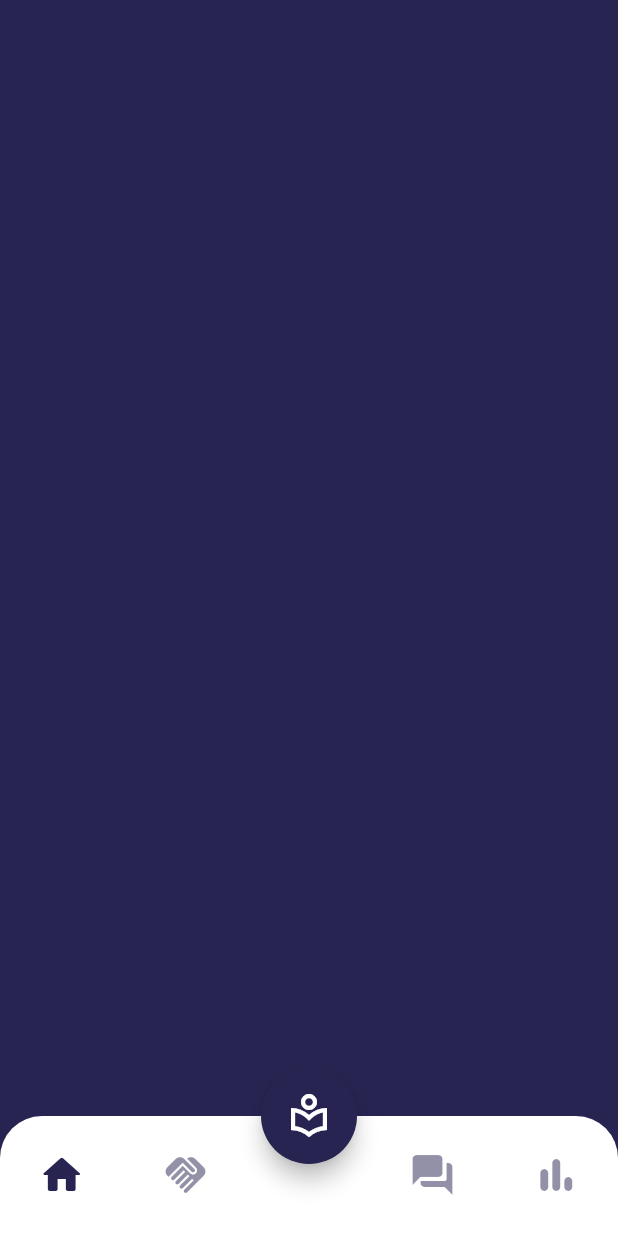
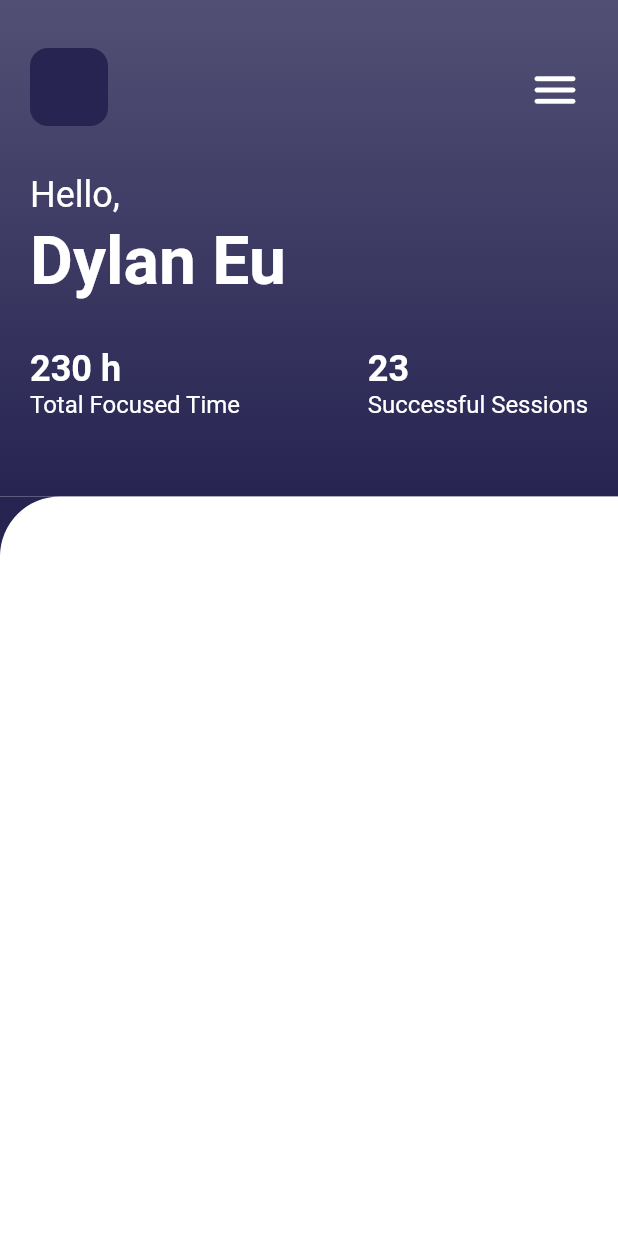
Before and after one commit to bonifacioronald/Arcadia, a Flutter app: the screen it shows after launch, on a phone screen of 412 x 824 dp. Run offline on Flutter 3.47's test engine with Material 2 defaults, Android fonts, the light colour scheme and no system bars; our stand-ins replace badges, firebase_core; accounts and stored records are empty.

Commit message:
basic-layout

```diff
--- a/lib/main.dart
+++ b/lib/main.dart
@@ -3,8 +3,6 @@ import 'package:arcadia_app/screens/home_screen.dart';
 import 'package:flutter/material.dart';
 import 'package:provider/provider.dart';
 import 'package:firebase_core/firebase_core.dart';
-
-import 'navigation.dart';
 
 Future<void> main() async {
   WidgetsFlutterBinding.ensureInitialized();
@@ -27,11 +25,11 @@ class MyApp extends StatelessWidget {
       ],
       child: MaterialApp(
         title: 'Arcadia',
+        debugShowCheckedModeBanner: false,
         theme: ThemeData(),
-        home: Navigation(),
+        home: HomeScreen(),
         routes: {
           HomeScreen.routeName: (context) => HomeScreen(),
-          Navigation.routeName: (context) => Navigation(),
         },
       ),
     );
--- /dev/null
+++ b/lib/models/user.dart
@@ -0,0 +1,7 @@
+class User {
+  String name;
+  int totalFocusTime;
+  int totalSession;
+
+  User(this.name, this.totalFocusTime, this.totalSession);
+}
--- a/lib/navigation.dart
+++ /dev/null
@@ -1,116 +0,0 @@
-import 'package:arcadia_app/screens/home_screen.dart';
-import 'package:flutter/material.dart';
-import 'package:provider/provider.dart';
-import './models/colors.dart' as custom_colors;
-
-class Navigation extends StatefulWidget {
-  static const routeName = '/navigation';
-  @override
-  State<Navigation> createState() => NavigationState();
-}
-
-class NavigationState extends State<Navigation> {
-  static GlobalKey<NavigationState> globalKey =
-      new GlobalKey<NavigationState>();
-  BottomNavigationBar get navigationBar {
-    return NavigationState.globalKey.currentWidget as BottomNavigationBar;
-  }
-
-  int currentIndex = 0;
-  List<Widget> screens = [
-    HomeScreen(),
-  ];
-
-  @override
-  Widget build(BuildContext context) {
-    double NavBarIconSize = 32;
-    return Scaffold(
-      backgroundColor: custom_colors.backgroundPrimary,
-      floatingActionButton: Container(
-        height: 64,
-        width: 64,
-        child: FloatingActionButton(
-          backgroundColor: custom_colors.secondary,
-          onPressed: () => navigationBar.onTap!(2),
-          child: Icon(
-            Icons.local_library_outlined,
-            size: NavBarIconSize,
-            color: Colors.white,
-          ),
-        ),
-      ),
-      floatingActionButtonLocation: FloatingActionButtonLocation.centerDocked,
-      body: screens[currentIndex],
-      bottomNavigationBar: Container(
-        height: 80,
-        decoration: BoxDecoration(
-          borderRadius: BorderRadius.only(
-            topLeft: Radius.circular(28),
-            topRight: Radius.circular(28),
-          ),
-          boxShadow: [
-            BoxShadow(
-              color: custom_colors.secondary.withOpacity(0.3),
-              spreadRadius: 2,
-              blurRadius: 5,
-              offset: Offset(0, -2),
-            ),
-          ],
-        ),
-        child: ClipRRect(
-          borderRadius: BorderRadius.only(
-              topLeft: Radius.circular(28), topRight: Radius.circular(28)),
-          child: BottomNavigationBar(
-            type: BottomNavigationBarType.fixed,
-            backgroundColor: Colors.white,
-            selectedItemColor: custom_colors.backgroundPrimary,
-            unselectedItemColor: custom_colors.secondary.withOpacity(0.5),
-            key: globalKey,
-            showSelectedLabels: false,
-            showUnselectedLabels: false,
-            currentIndex: currentIndex,
-            onTap: (int newIndex) {
-              setState(() {
-                currentIndex = newIndex;
-              });
-            },
-            items: [
-              BottomNavigationBarItem(
-                  label: '',
-                  icon: Icon(
-                    Icons.home_rounded,
-                    size: NavBarIconSize,
-                  )),
-              BottomNavigationBarItem(
-                  label: '',
-                  icon: Icon(
-                    Icons.handshake_rounded,
-                    size: NavBarIconSize,
-                  )),
-              BottomNavigationBarItem(
-                label: '',
-                icon: Icon(
-                  Icons.group_outlined,
-                  size: 0,
-                ),
-              ),
-              BottomNavigationBarItem(
-                  label: '',
-                  icon: Icon(
-                    Icons.forum_rounded,
-                    size: NavBarIconSize,
-                  )),
-              BottomNavigationBarItem(
-                label: '',
-                icon: Icon(
-                  Icons.bar_chart_rounded,
-                  size: NavBarIconSize,
-                ),
-              ),
-            ],
-          ),
-        ),
-      ),
-    );
-  }
-}
--- a/lib/screens/home_screen.dart
+++ b/lib/screens/home_screen.dart
@@ -1,16 +1,141 @@
+import 'package:badges/badges.dart';
 import 'package:flutter/material.dart';
+import '../models/user.dart';
 import '../models/colors.dart' as custom_colors;
 
 class HomeScreen extends StatelessWidget {
   static const routeName = "/home";
-  const HomeScreen({super.key});
+
+  User userDefaultData = User("Dylan Eu", 230, 23);
 
   @override
   Widget build(BuildContext context) {
-    return Container(
-      width: double.infinity,
-      height: double.infinity,
-      color: custom_colors.backgroundPrimary,
+    return Scaffold(
+      body: Container(
+        width: double.infinity,
+        height: double.infinity,
+        color: Colors.white,
+        child: Column(
+          children: [
+            Container(
+              decoration: BoxDecoration(
+                  gradient: LinearGradient(
+                begin: Alignment.topCenter,
+                end: Alignment.bottomCenter,
+                colors: [
+                  custom_colors.backgroundPrimary.withOpacity(0.8),
+                  custom_colors.backgroundPrimary,
+                ],
+              )),
+              padding: EdgeInsets.all(20),
+              child: Column(
+                crossAxisAlignment: CrossAxisAlignment.start,
+                children: [
+                  SizedBox(
+                    height: MediaQuery.of(context).padding.top + 12,
+                  ),
+                  Row(
+                    mainAxisAlignment: MainAxisAlignment.spaceBetween,
+                    crossAxisAlignment: CrossAxisAlignment.center,
+                    children: [
+                      Container(
+                        width: 52,
+                        height: 52,
+                        decoration: BoxDecoration(
+                            color: custom_colors.secondary,
+                            borderRadius: BorderRadius.circular(12)),
+                      ),
+                      IconButton(
+                        icon: Icon(
+                          Icons.menu_rounded,
+                          size: 36,
+                        ),
+                        color: Colors.white,
+                        onPressed: () {},
+                      )
+                    ],
+                  ),
+                  SizedBox(
+                    height: 32,
+                  ),
+                  Text(
+                    'Hello,',
+                    style: TextStyle(fontSize: 24, color: Colors.white),
+                  ),
+                  SizedBox(
+                    height: 4,
+                  ),
+                  Text(
+                    userDefaultData.name,
+                    style: TextStyle(
+                        fontSize: 44,
+                        fontWeight: FontWeight.bold,
+                        color: Colors.white),
+                  ),
+                  SizedBox(
+                    height: 32,
+                  ),
+                  Row(
+                    mainAxisAlignment: MainAxisAlignment.spaceBetween,
+                    children: [
+                      Column(
+                        crossAxisAlignment: CrossAxisAlignment.start,
+                        children: [
+                          Text(
+                            '${userDefaultData.totalFocusTime.toString()} h',
+                            style: TextStyle(
+                                fontSize: 24,
+                                fontWeight: FontWeight.bold,
+                                color: Colors.white),
+                          ),
+                          Text(
+                            'Total Focused Time',
+                            style: TextStyle(fontSize: 16, color: Colors.white),
+                          ),
+                        ],
+                      ),
+                      Column(
+                        crossAxisAlignment: CrossAxisAlignment.start,
+                        children: [
+                          Text(
+                            '${userDefaultData.totalSession.toString()}',
+                            style: TextStyle(
+                                fontSize: 24,
+                                fontWeight: FontWeight.bold,
+                                color: Colors.white),
+                          ),
+                          Text(
+                            'Successful Sessions',
+                            style: TextStyle(fontSize: 16, color: Colors.white),
+                          ),
+                        ],
+                      )
+                    ],
+                  ),
+                  SizedBox(
+                    height: 32,
+                  ),
+                ],
+              ),
+            ),
+            Expanded(
+              child: Container(
+                color: custom_colors.backgroundPrimary,
+                child: Container(
+                  width: double.infinity,
+                  height: double.infinity,
+                  decoration: BoxDecoration(
+                    color: Colors.white,
+                    borderRadius: BorderRadius.only(
+                      topLeft: Radius.circular(40),
+                    ),
+                  ),
+                ),
+              ),
+            )
+          ],
+        ),
+      ),
     );
   }
 }
--- a/pubspec.yaml
+++ b/pubspec.yaml
@@ -37,6 +37,7 @@ dependencies:
   cupertino_icons: ^1.0.2
   provider: ^6.0.5
   cloud_firestore: ^4.7.1
+  badges: ^3.1.1
 
 dev_dependencies:
   flutter_test:
```
Also changed, not shown: pubspec.lock.
